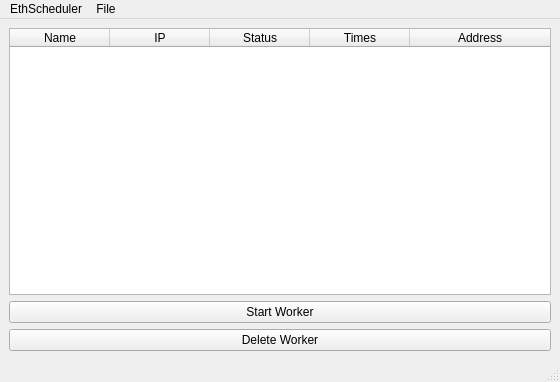
akookoo/EthScheduler, file EthScheduler.ui: the form before one commit.
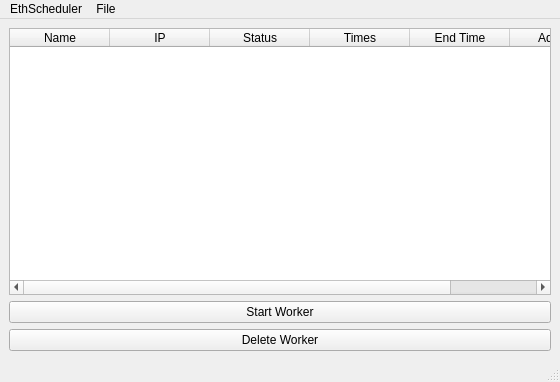
The form after the commit.

Commit message: adding and removing items save items to disk

The edit to the form file:
```diff
--- a/EthScheduler.ui
+++ b/EthScheduler.ui
@@ -70,6 +70,11 @@
         <string>Times</string>
        </property>
       </column>
+      <column>
+       <property name="text">
+        <string>End Time</string>
+       </property>
+      </column>
       <column>
        <property name="text">
         <string>Address</string>
```
Left out of the diff: 2 changed lines with no effect on the pictures. The commit also changes 2 other files.
